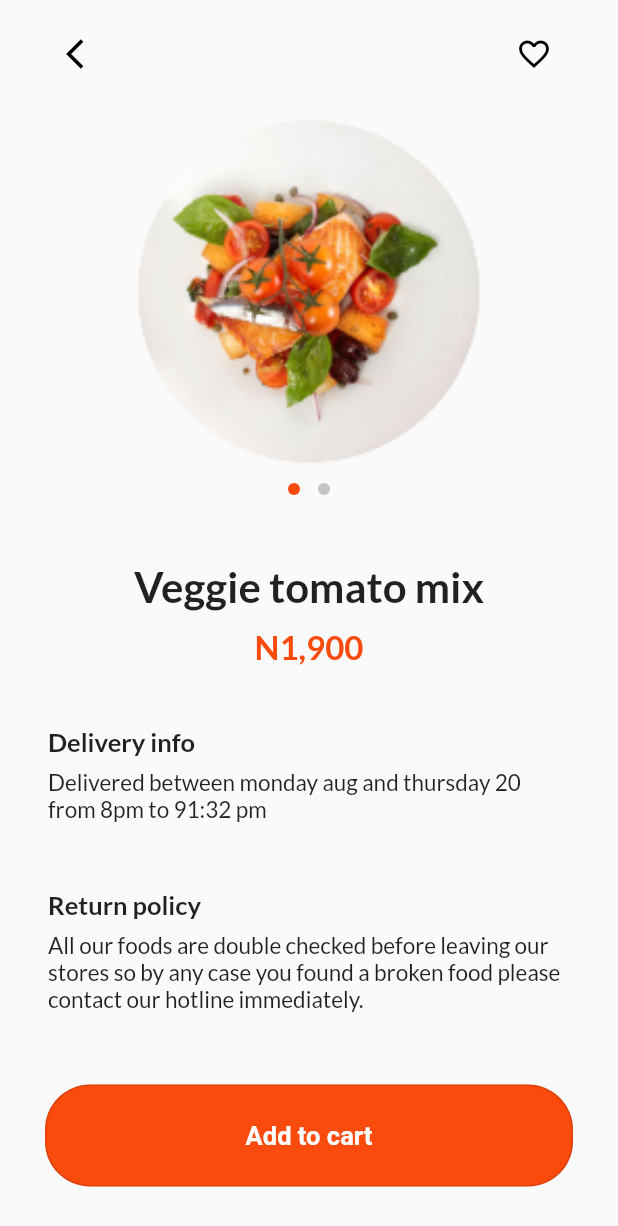
After one commit to ANMClickApps/food_delivery_app, a Flutter app: the screen it shows after launch, after a tap on "Veggie tomato mix", on a phone screen of 412 x 824 dp. The commit adds this screen. Shown: the top 1226 px of the screen. Run offline on Flutter 3.47's test engine with Material 2 defaults, Android fonts, the phone set to English and light mode, and no system bars; our stand-ins replace google_fonts.

Commit message:
detail_screen

```diff
--- a/lib/models/product_model.dart
+++ b/lib/models/product_model.dart
@@ -2,8 +2,9 @@ class ProductModel {
   final String title;
   final String imagePath;
   final String number;
+  final List<String> imageList;
 
-  ProductModel({this.title, this.imagePath, this.number});
+  ProductModel({this.title, this.imagePath, this.number, this.imageList});
 }
 
 class Category {
@@ -21,11 +22,19 @@ List<Category> categories = [
       ProductModel(
           title: 'Veggie tomato mix',
           imagePath: 'assets/images/foods1.png',
-          number: 'N1,900'),
+          number: 'N1,900',
+          imageList: [
+            'assets/images/foods1.png',
+            'assets/images/foods2.png',
+          ]),
       ProductModel(
           title: 'Spicy fish sauce',
           imagePath: 'assets/images/foods2.png',
-          number: 'N2,300.99'),
+          number: 'N2,300.99',
+          imageList: [
+            'assets/images/foods1.png',
+            'assets/images/foods2.png',
+          ]),
     ],
   ),
   Category(
@@ -34,11 +43,19 @@ List<Category> categories = [
       ProductModel(
           title: 'Wine',
           imagePath: 'assets/images/foods2.png',
-          number: 'N1,900'),
+          number: 'N1,900',
+          imageList: [
+            'assets/images/foods1.png',
+            'assets/images/foods2.png',
+          ]),
       ProductModel(
           title: 'Coffee',
           imagePath: 'assets/images/foods1.png',
-          number: 'N2,300.99'),
+          number: 'N2,300.99',
+          imageList: [
+            'assets/images/foods1.png',
+            'assets/images/foods2.png',
+          ]),
     ],
   ),
   Category(
@@ -47,11 +64,19 @@ List<Category> categories = [
       ProductModel(
           title: 'Cookies',
           imagePath: 'assets/images/foods1.png',
-          number: 'N1,900'),
+          number: 'N1,900',
+          imageList: [
+            'assets/images/foods1.png',
+            'assets/images/foods2.png',
+          ]),
       ProductModel(
           title: 'Cakes',
           imagePath: 'assets/images/foods2.png',
-          number: 'N2,300.99'),
+          number: 'N2,300.99',
+          imageList: [
+            'assets/images/foods1.png',
+            'assets/images/foods2.png',
+          ]),
     ],
   ),
   Category(
@@ -60,11 +85,19 @@ List<Category> categories = [
       ProductModel(
           title: 'Espagnole sauce',
           imagePath: 'assets/images/foods2.png',
-          number: 'N1,900'),
+          number: 'N1,900',
+          imageList: [
+            'assets/images/foods1.png',
+            'assets/images/foods2.png',
+          ]),
       ProductModel(
           title: 'Tomato sauce',
           imagePath: 'assets/images/foods1.png',
-          number: 'N2,300.99'),
+          number: 'N2,300.99',
+          imageList: [
+            'assets/images/foods1.png',
+            'assets/images/foods2.png',
+          ]),
     ],
   ),
 ];
--- /dev/null
+++ b/lib/screens/details/product_details_screen.dart
@@ -0,0 +1,182 @@
+import 'package:flutter/material.dart';
+import 'package:food_delivery_app/colors_style.dart';
+import 'package:food_delivery_app/models/product_model.dart';
+
+class ProductDetailsScreen extends StatelessWidget {
+  final ProductModel product;
+  const ProductDetailsScreen({
+    Key key,
+    this.product,
+  }) : super(key: key);
+
+  @override
+  Widget build(BuildContext context) {
+    return Scaffold(
+      body: SafeArea(
+        child: SingleChildScrollView(
+          child: Column(
+            children: [
+              Padding(
+                padding: const EdgeInsets.symmetric(
+                    horizontal: 32.0, vertical: 12.0),
+                child: Row(
+                  mainAxisAlignment: MainAxisAlignment.spaceBetween,
+                  crossAxisAlignment: CrossAxisAlignment.center,
+                  children: [
+                    IconButton(
+                        onPressed: () => Navigator.pop(context),
+                        icon: Icon(
+                          Icons.arrow_back_ios,
+                          color: Colors.black,
+                        )),
+                    IconButton(
+                        onPressed: () => print('On tap favorite icon button'),
+                        icon: Icon(
+                          Icons.favorite_border,
+                          color: Colors.black,
+                        )),
+                  ],
+                ),
+              ),
+              ImageBloc(product: product),
+              SizedBox(height: 44.0),
+              Text(
+                product.title,
+                style: TextStyle(
+                  fontSize: 28.0,
+                  fontWeight: FontWeight.w600,
+                ),
+              ),
+              SizedBox(height: 10.0),
+              Text(
+                product.number,
+                style: TextStyle(
+                    fontSize: 22.0,
+                    fontWeight: FontWeight.bold,
+                    color: BrandColors.colorPrimary),
+              ),
+              Container(
+                width: double.infinity,
+                child: Padding(
+                  padding:
+                      EdgeInsets.symmetric(horizontal: 32.0, vertical: 40.0),
+                  child: Column(
+                    crossAxisAlignment: CrossAxisAlignment.start,
+                    children: [
+                      Text(
+                        'Delivery info',
+                        style: TextStyle(
+                          fontSize: 17.0,
+                          fontWeight: FontWeight.bold,
+                        ),
+                      ),
+                      SizedBox(height: 8.0),
+                      Text(
+                        'Delivered between monday aug and thursday 20 from 8pm to 91:32 pm',
+                        style: TextStyle(
+                          fontSize: 15.0,
+                        ),
+                      ),
+                      SizedBox(height: 45.0),
+                      Text(
+                        'Return policy',
+                        style: TextStyle(
+                          fontSize: 17.0,
+                          fontWeight: FontWeight.bold,
+                        ),
+                      ),
+                      SizedBox(height: 8.0),
+                      Text(
+                        'All our foods are double checked before leaving our stores so by any case you found a broken food please contact our hotline immediately.',
+                        style: TextStyle(
+                          fontSize: 15.0,
+                        ),
+                      ),
+                    ],
+                  ),
+                ),
+              ),
+              Container(
+                padding: EdgeInsets.symmetric(horizontal: 30.0, vertical: 8.0),
+                width: double.infinity,
+                child: OutlinedButton(
+                  onPressed: () => print('On tap button Add to cart'),
+                  child: Padding(
+                    padding: const EdgeInsets.symmetric(vertical: 24.0),
+                    child: Text('Add to cart'),
+                  ),
+                ),
+              )
+            ],
+          ),
+        ),
+      ),
+    );
+  }
+}
+
+class ImageBloc extends StatefulWidget {
+  final ProductModel product;
+  ImageBloc({Key key, this.product}) : super(key: key);
+
+  @override
+  _ImageBlocState createState() => _ImageBlocState();
+}
+
+class _ImageBlocState extends State<ImageBloc> {
+  int currentPage = 0;
+
+  Widget updateIndicators() {
+    return Row(
+      mainAxisAlignment: MainAxisAlignment.center,
+      children: widget.product.imageList.map((item) {
+        var index = widget.product.imageList.indexOf(item);
+        return Container(
+          height: 8.0,
+          width: 8.0,
+          margin: EdgeInsets.symmetric(horizontal: 6.0),
+          decoration: BoxDecoration(
+            shape: BoxShape.circle,
+            color: currentPage == index
+                ? BrandColors.colorPrimary
+                : Color(0xFFC4C4C4),
+          ),
+        );
+      }).toList(),
+    );
+  }
+
+  @override
+  Widget build(BuildContext context) {
+    return Column(
+      children: [
+        Container(
+          height: 250.0,
+          width: double.infinity,
+          child: PageView.builder(
+            itemBuilder: (context, index) {
+              return Padding(
+                padding: const EdgeInsets.all(8.0),
+                child: Container(
+                  height: 242.0,
+                  child: Image.asset(
+                    widget.product.imageList[index],
+                    fit: BoxFit.fitHeight,
+                  ),
+                ),
+              );
+            },
+            itemCount: widget.product.imageList.length,
+            controller: PageController(initialPage: currentPage),
+            onPageChanged: (index) {
+              setState(() {
+                currentPage = index;
+              });
+            },
+          ),
+        ),
+        updateIndicators(),
+      ],
+    );
+  }
+}
--- a/lib/screens/home/components/body_home/product_card.dart
+++ b/lib/screens/home/components/body_home/product_card.dart
@@ -47,7 +47,7 @@ class ProductCard extends StatelessWidget {
                           offset: Offset(0, 1),
                         )
                       ]),
-                  child: Expanded(child: Image.asset(product.imagePath)),
+                  child: Image.asset(product.imagePath),
                 ),
                 SizedBox(height: 31.0),
                 Padding(
--- a/lib/screens/home/components/body_home/product_carousel.dart
+++ b/lib/screens/home/components/body_home/product_carousel.dart
@@ -1,5 +1,6 @@
 import 'package:flutter/material.dart';
 import 'package:food_delivery_app/models/product_model.dart';
+import 'package:food_delivery_app/screens/details/product_details_screen.dart';
 import 'package:food_delivery_app/screens/home/components/body_home/product_card.dart';
 
 class ProductCarousel extends StatefulWidget {
@@ -13,12 +14,15 @@ class ProductCarousel extends StatefulWidget {
 
 class _ProductCarouselState extends State<ProductCarousel> {
   PageController _pageController;
-  int initPage = 1;
+  int initPage = 0;
 
   @override
   void initState() {
     super.initState();
-    _pageController = PageController();
+    _pageController = PageController(
+      initialPage: initPage,
+      viewportFraction: 0.63,
+    );
   }
 
   @override
@@ -32,10 +36,24 @@ class _ProductCarouselState extends State<ProductCarousel> {
     return AspectRatio(
       aspectRatio: 0.85,
       child: PageView.builder(
-          itemCount: categories[widget.currentIndex].productList.length,
-          itemBuilder: (context, index) => ProductCard(
-                product: categories[widget.currentIndex].productList[index],
-              )),
+        itemCount: categories[widget.currentIndex].productList.length,
+        itemBuilder: (context, index) => GestureDetector(
+          onTap: () {
+            Navigator.push(
+                context,
+                MaterialPageRoute(
+                  builder: (context) => ProductDetailsScreen(
+                      product:
+                          categories[widget.currentIndex].productList[index]),
+                  fullscreenDialog: true,
+                ));
+          },
+          child: ProductCard(
+            product: categories[widget.currentIndex].productList[index],
+          ),
+        ),
+        controller: _pageController,
+      ),
     );
   }
 }
```
